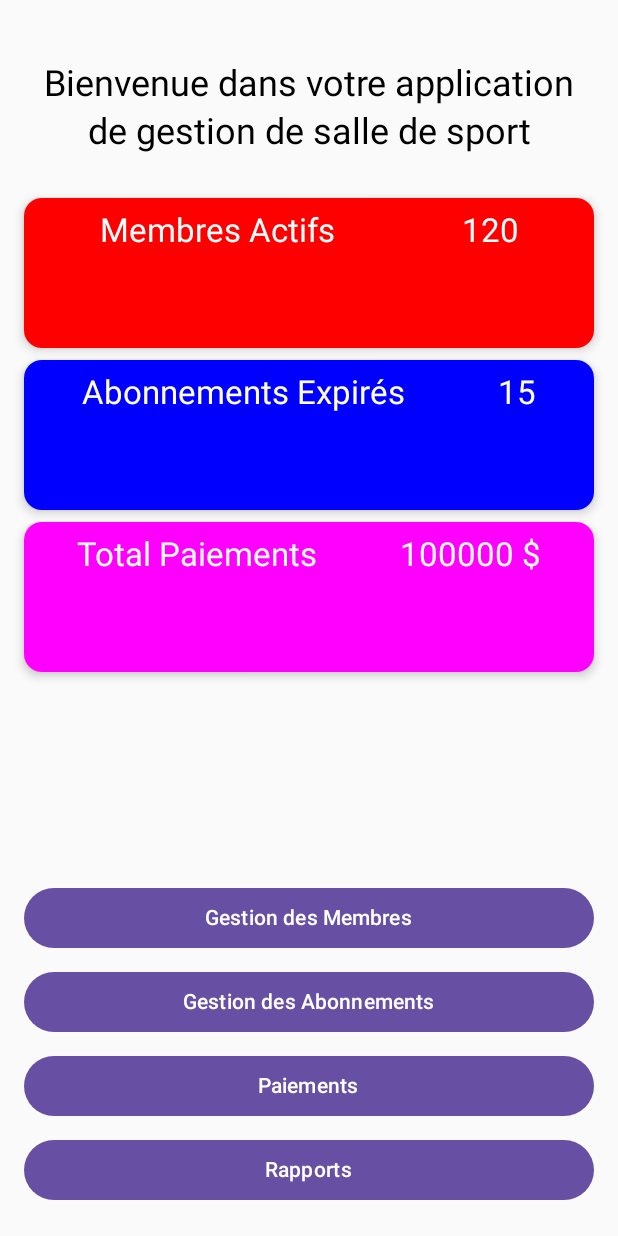
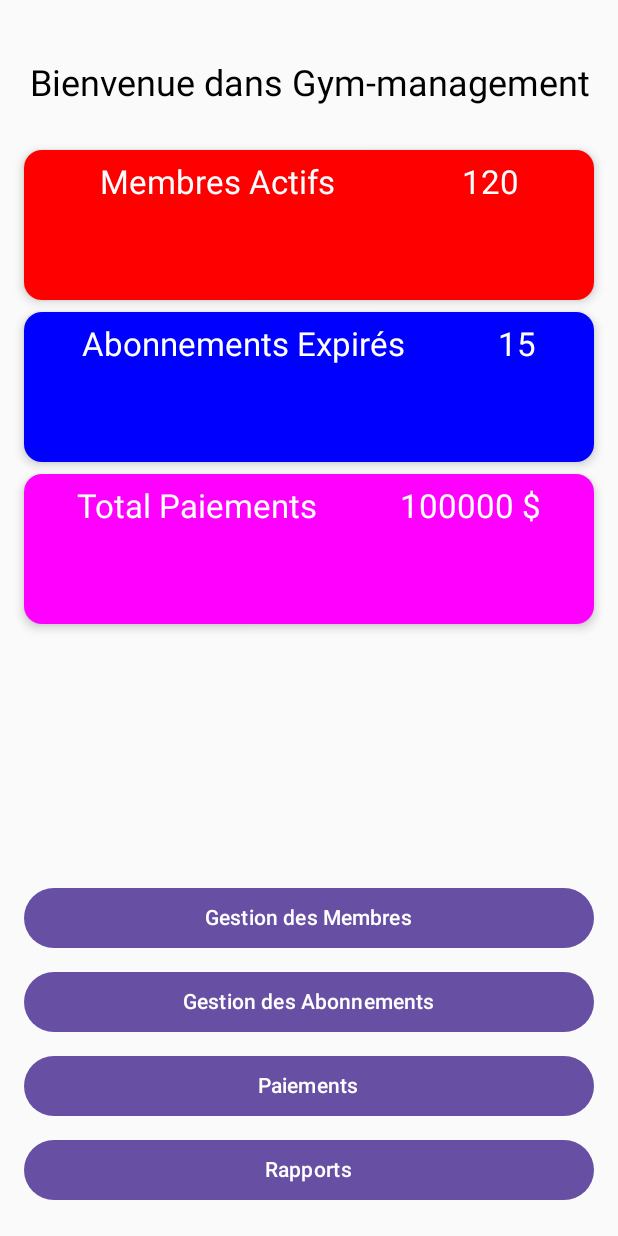
Before and after one commit to GaelNsabua/GYM-MANAGEMENT-APP, an Android app built with Jetpack Compose: the screen it shows after launch (MainActivity), on a phone screen of 412 x 824 dp. Run offline under Robolectric (Android 15) with nearby library versions, the phone set to English and light mode, and no system bars; our stand-ins replace Room's generated code.

Commit message:
Updates 03/03

```diff
--- a/app/src/main/java/com/example/gym_management_app/ui/screens/HomeScreen.kt
+++ b/app/src/main/java/com/example/gym_management_app/ui/screens/HomeScreen.kt
@@ -62,7 +62,7 @@ fun HomeScreen(
             // Message de bienvenue centré
             Spacer(modifier = Modifier.height(24.dp))
             Text(
-                text = "Bienvenue dans votre application de gestion de salle de sport",
+                text = "Bienvenue dans Gym-management",
                 style = MaterialTheme.typography.headlineSmall,
                 modifier = Modifier.fillMaxWidth(),
                 textAlign = TextAlign.Center
```
